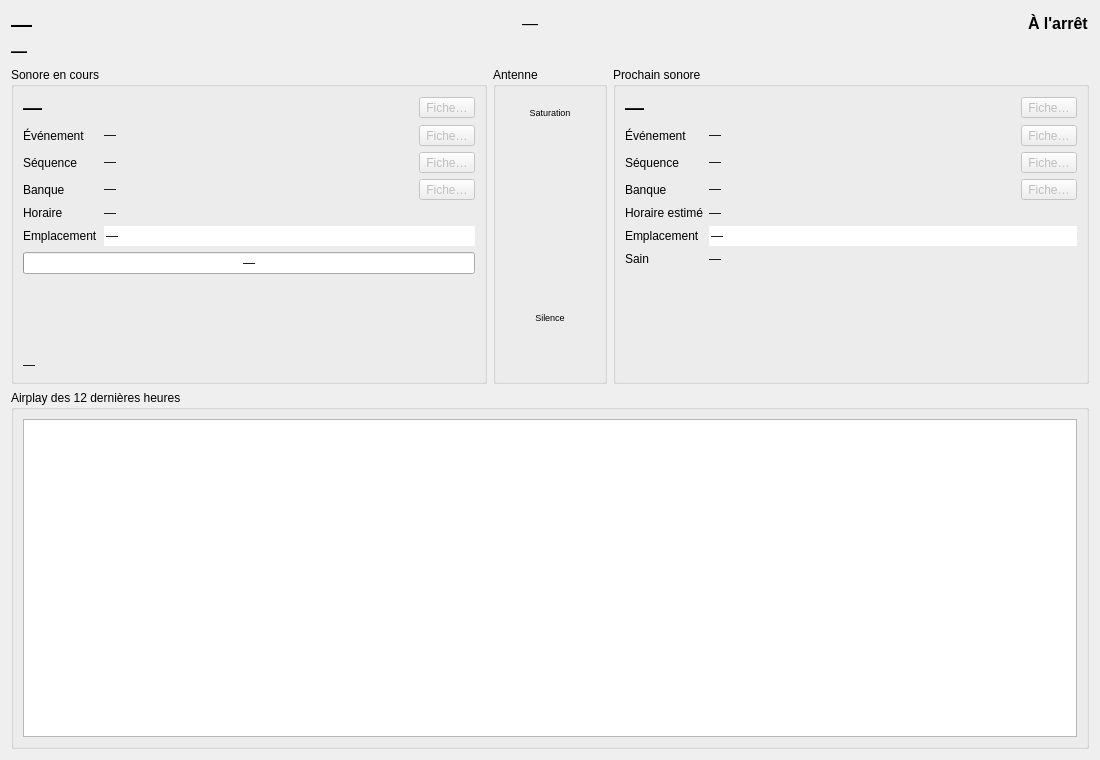
dascritch/machincast, file src/machincast/interface/ui/ecran_par_defaut.ui: the form before one commit.
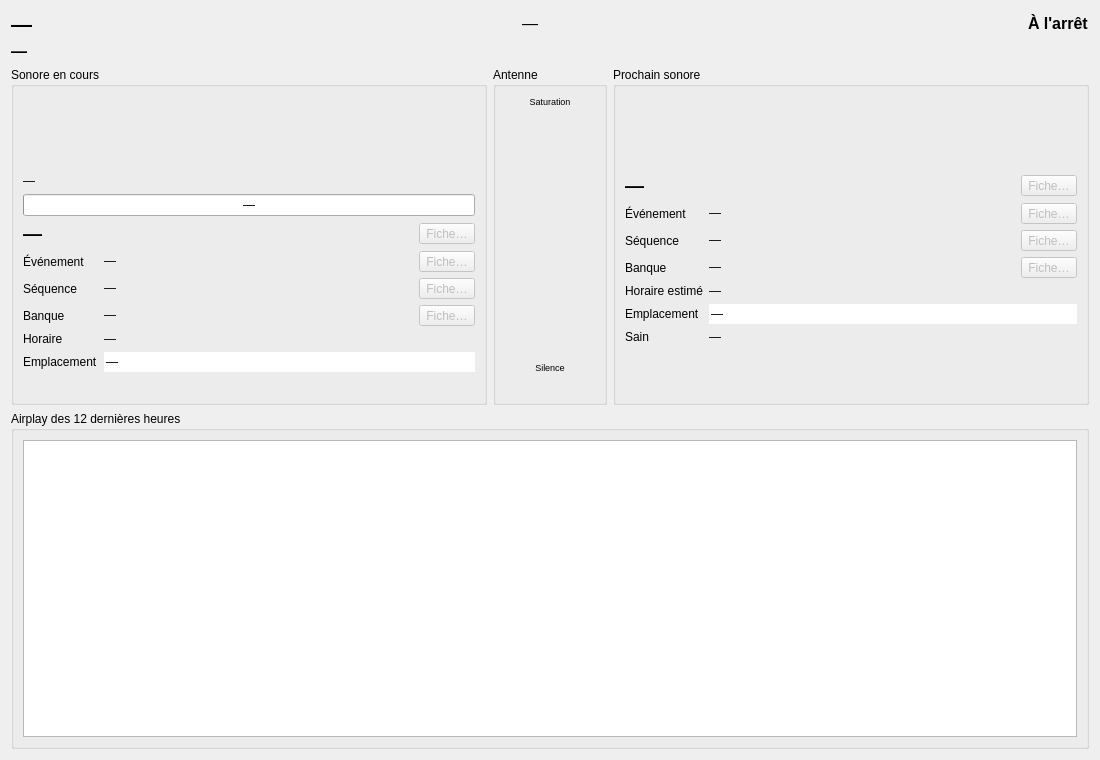
The form after the commit.

Commit message:
fix(interface): frises en tête des sonores de l'accueil, VU-mètre sur toute sa colonne
https://github.com/dascritch/machincast/issues/230
Accueil : frise du sonore en cours et du sonore suivant, à la place de la barre de progression

Claude-Session: https://claude.ai/code/session_01KaPegkCQoT3k3oMgjXGsiv

Diff of the .ui file:
```diff
--- a/src/machincast/interface/ui/ecran_par_defaut.ui
+++ b/src/machincast/interface/ui/ecran_par_defaut.ui
@@ -109,6 +109,42 @@
         <string>Sonore en cours</string>
        </property>
        <layout class="QVBoxLayout" name="disposition_en_cours">
+        <item>
+         <widget class="QWidget" name="place_frise_en_cours" native="true">
+          <property name="toolTip">
+           <string>Forme d'onde, blancs et fondus du sonore en cours, tels que la diffusion le joue</string>
+          </property>
+          <property name="minimumSize">
+           <size>
+            <width>0</width>
+            <height>72</height>
+           </size>
+          </property>
+         </widget>
+        </item>
+        <item>
+         <widget class="QLabel" name="en_cours_reste">
+          <property name="text">
+           <string>—</string>
+          </property>
+          <property name="textInteractionFlags">
+           <set>Qt::TextInteractionFlag::TextSelectableByMouse</set>
+          </property>
+         </widget>
+        </item>
+        <item>
+         <widget class="QProgressBar" name="en_cours_progression">
+          <property name="maximum">
+           <number>100</number>
+          </property>
+          <property name="value">
+           <number>0</number>
+          </property>
+          <property name="format">
+           <string>—</string>
+          </property>
+         </widget>
+        </item>
         <item>
          <layout class="QHBoxLayout" name="ligne_en_cours_titre" stretch="1,0">
           <item>
@@ -300,40 +336,17 @@
          </layout>
         </item>
         <item>
-         <widget class="QProgressBar" name="en_cours_progression">
-          <property name="maximum">
-           <number>100</number>
+         <spacer name="tasser_en_cours">
+          <property name="orientation">
+           <enum>Qt::Orientation::Vertical</enum>
           </property>
-          <property name="value">
-           <number>0</number>
-          </property>
-          <property name="format">
-           <string>—</string>
-          </property>
-         </widget>
-        </item>
-        <item>
-         <widget class="QWidget" name="place_frise_en_cours" native="true">
-          <property name="toolTip">
-           <string>Forme d'onde, blancs et fondus du sonore en cours, tels que la diffusion le joue</string>
-          </property>
-          <property name="minimumSize">
+          <property name="sizeHint" stdset="0">
            <size>
             <width>0</width>
-            <height>72</height>
+            <height>0</height>
            </size>
           </property>
-         </widget>
-        </item>
-        <item>
-         <widget class="QLabel" name="en_cours_reste">
-          <property name="text">
-           <string>—</string>
-          </property>
-          <property name="textInteractionFlags">
-           <set>Qt::TextInteractionFlag::TextSelectableByMouse</set>
-          </property>
-         </widget>
+         </spacer>
         </item>
        </layout>
       </widget>
@@ -349,7 +362,7 @@
        <property name="title">
         <string>Antenne</string>
        </property>
-       <layout class="QVBoxLayout" name="disposition_antenne">
+       <layout class="QVBoxLayout" name="disposition_antenne" stretch="0,1,0,0">
         <item>
          <widget class="QLabel" name="voyant_saturation">
           <property name="font">
@@ -370,6 +383,12 @@
         </item>
         <item>
          <widget class="QWidget" name="place_vumetre" native="true">
+          <property name="sizePolicy">
+           <sizepolicy hsizetype="Preferred" vsizetype="Expanding">
+            <horstretch>0</horstretch>
+            <verstretch>1</verstretch>
+           </sizepolicy>
+          </property>
           <property name="minimumSize">
            <size>
             <width>90</width>
@@ -415,6 +434,19 @@
         <string>Prochain sonore</string>
        </property>
        <layout class="QVBoxLayout" name="disposition_prochain">
+        <item>
+         <widget class="QWidget" name="place_frise_prochain" native="true">
+          <property name="toolTip">
+           <string>Forme d'onde, blancs et fondus du prochain sonore, tels que la diffusion le jouera</string>
+          </property>
+          <property name="minimumSize">
+           <size>
+            <width>0</width>
+            <height>72</height>
+           </size>
+          </property>
+         </widget>
+        </item>
         <item>
          <layout class="QHBoxLayout" name="ligne_prochain_titre" stretch="1,0">
           <item>
@@ -623,17 +655,17 @@
          </layout>
         </item>
         <item>
-         <widget class="QWidget" name="place_frise_prochain" native="true">
-          <property name="toolTip">
-           <string>Forme d'onde, blancs et fondus du prochain sonore, tels que la diffusion le jouera</string>
+         <spacer name="tasser_prochain">
+          <property name="orientation">
+           <enum>Qt::Orientation::Vertical</enum>
           </property>
-          <property name="minimumSize">
+          <property name="sizeHint" stdset="0">
            <size>
             <width>0</width>
-            <height>72</height>
+            <height>0</height>
            </size>
           </property>
-         </widget>
+         </spacer>
         </item>
        </layout>
       </widget>
```
The commit also changes 6 other files.
